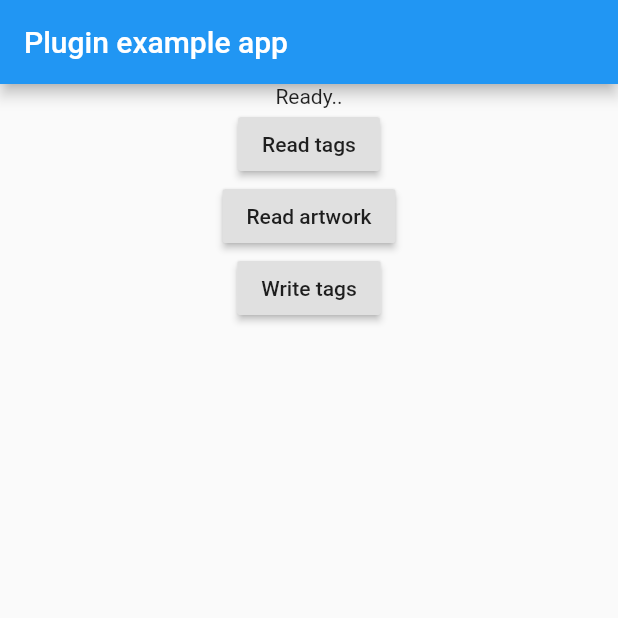
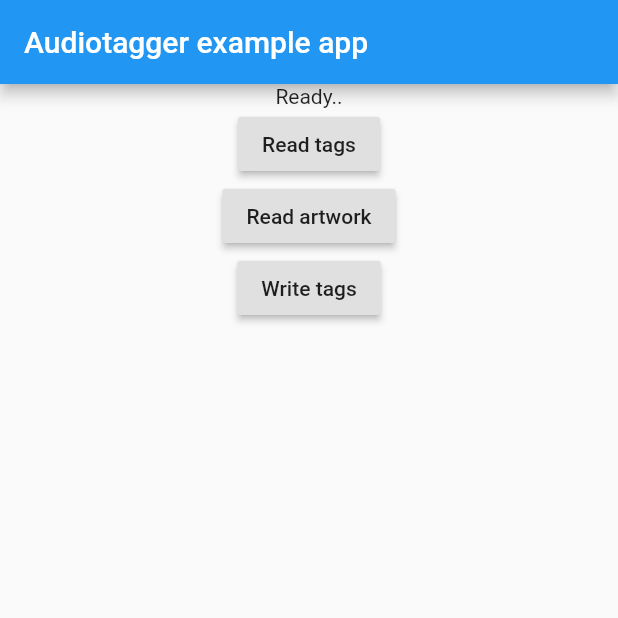
Before and after one commit to Samurai016/Audiotagger, a Flutter app: the screen it shows after launch, after a tap on "Write tags", on a phone screen of 412 x 824 dp, the top half of it. Run offline on Flutter 3.47's test engine with Material 2 defaults, Android fonts, the phone set to English and light mode, and no system bars; our stand-ins replace permission_handler.

Commit message:
Solved bug of issue #1

```diff
--- a/example/lib/main.dart
+++ b/example/lib/main.dart
@@ -12,19 +12,20 @@ class MyApp extends StatefulWidget {
   _MyAppState createState() => _MyAppState();
 }
 
+
 class _MyAppState extends State<MyApp> {
-  final filePath = "/storage/sdcard0/五音/音乐/1.mp3";
+  final filePath = "/storage/emulated/0/Download/Diodato - Fai Rumore.mp3";
   Widget result;
   Audiotagger tagger = new Audiotagger();
 
   Future _writeTags() async {
-    String artwork = "/storage/emulated/0/五音/cover.jpg";
+    String artwork = "/storage/emulated/0/Download/cover.png";
     Tag tags = Tag(
-      title: "麻雀",
-      artist: "李荣浩",
+      title: "Title of the song",
+      artist: "A fake artist",
       album: "album",
-      year: "2019",
-//      artwork: artwork,
+      year: "2020",
+      artwork: artwork,
     );
 
     final output = await tagger.writeTags(
@@ -54,7 +55,7 @@ class _MyAppState extends State<MyApp> {
       checkPermission: true,
     );
     setState(() {
-      result = Image.memory(output);
+      result = output!=null ? Image.memory(output) : Text("No artwork found");
     });
   }
 
@@ -63,7 +64,7 @@ class _MyAppState extends State<MyApp> {
     return MaterialApp(
       home: Scaffold(
         appBar: AppBar(
-          title: const Text('Plugin example app'),
+          title: const Text('Audiotagger example app'),
         ),
         body: Center(
           child: Column(
--- a/pubspec.yaml
+++ b/pubspec.yaml
@@ -1,6 +1,6 @@
 name: audiotagger
 description: Library to read and write ID3 tags to MP3 files. You can get data as Map object or Tag object.
-version: 1.0.3
+version: 1.0.4
 homepage: https://github.com/Samurai016/Audiotagger
 
 environment:
```
Also changed, not shown: 7 other files.
